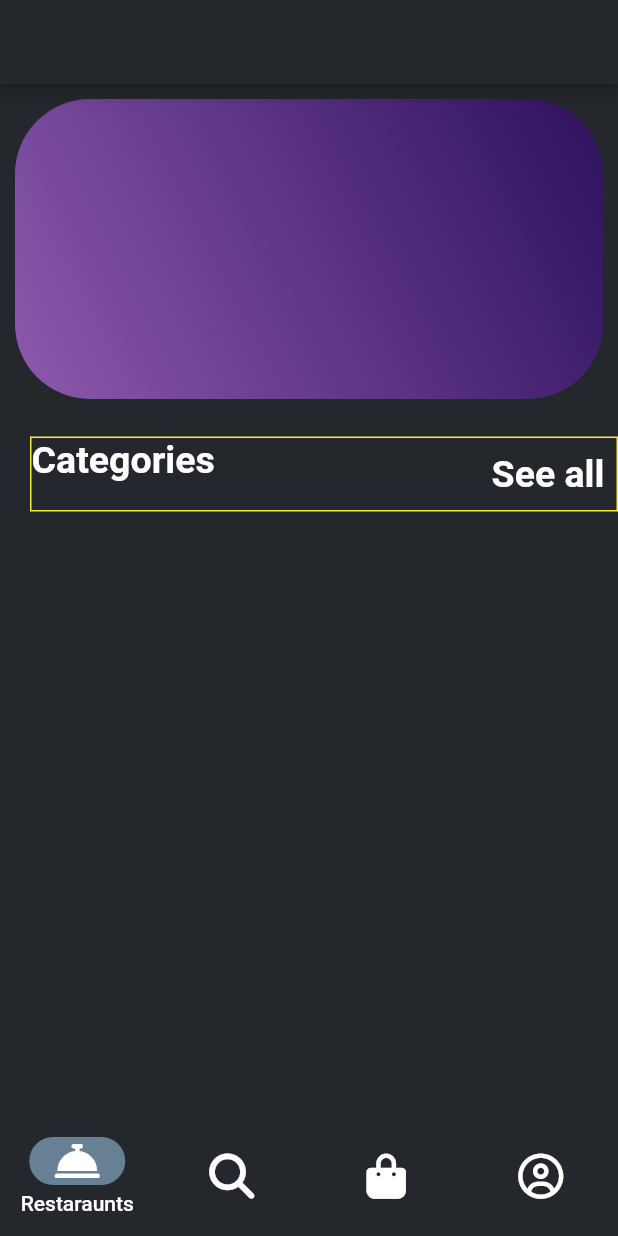
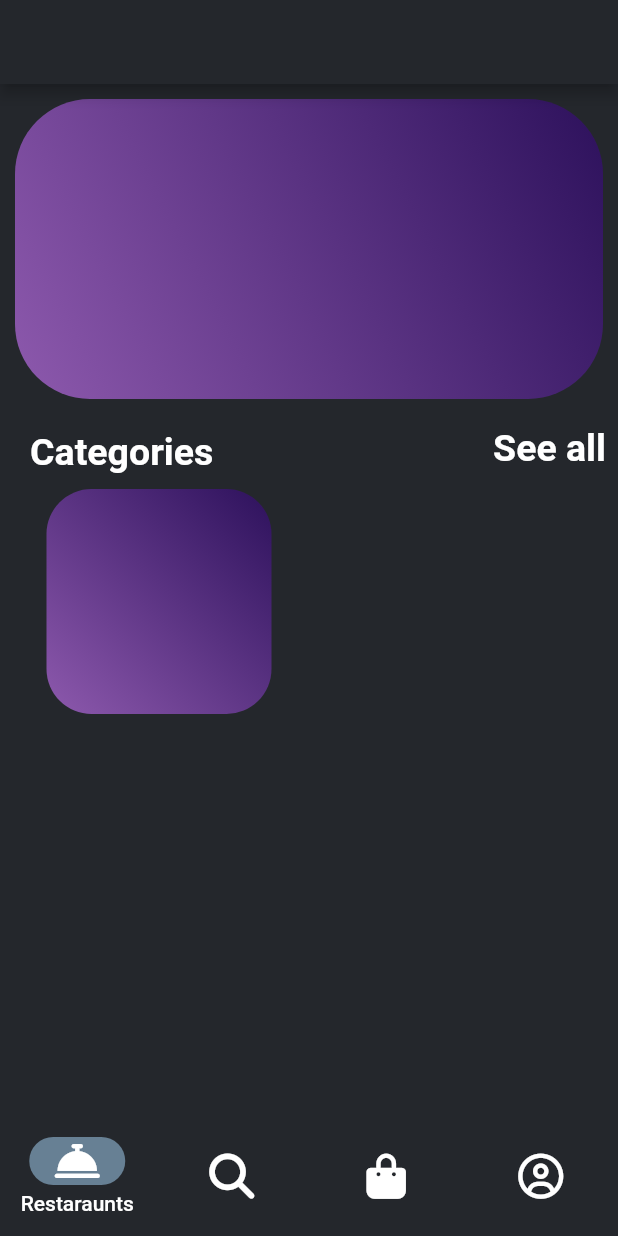
Before and after one commit to z0ld1ck/Food_app, a Flutter app: the screen it shows after launch, on a phone screen of 412 x 824 dp. Run offline on Flutter 3.47's test engine with Material 2 defaults, Android fonts, the phone set to English and light mode, and no system bars; our stand-ins replace cloud_firestore, datetime_picker_formfield_new, firebase_core, firebase_database, font_awesome_flutter; accounts and stored records are empty.

Commit message:
Initial commit

```diff
--- a/lib/Pages/HomePage.dart
+++ b/lib/Pages/HomePage.dart
@@ -46,22 +46,15 @@ class _HomePageState extends State<HomePage> {
             ),
           ),
           Container(
-            decoration:const BoxDecoration(
-              border:Border(
-                top: BorderSide(color: Colors.yellow),
-                left: BorderSide(color: Colors.yellow),
-                right: BorderSide(color: Colors.yellow),
-                bottom: BorderSide(color: Colors.yellow),
-              ),
-            ),
+            height: 40,
             width: size.width,
-            margin: const EdgeInsets.only(top: 25, left: 20),
+            margin: const EdgeInsets.only(top: 10, left: 20),
             child: Stack(
               fit: StackFit.loose,
               children: [
                 Container(
                   child: const Align(
-                    alignment:Alignment.bottomLeft,
+                    alignment: Alignment.bottomLeft,
                     child: Text(
                       'Categories',
                       style: TextStyle(
@@ -75,8 +68,8 @@ class _HomePageState extends State<HomePage> {
                 ),
                 Padding(
                   padding: const EdgeInsets.only(left: 250, top: 0),
-                  child:Align(
-                    alignment:Alignment.centerRight,
+                  child: Align(
+                    alignment: Alignment.centerRight,
                     child: TextButton(
                       onPressed: () {
                         Navigator.push(
@@ -101,52 +94,36 @@ class _HomePageState extends State<HomePage> {
               ],
             ),
           ),
+          Container(
+            child: Padding(
+              padding: const EdgeInsets.only(
+                top: 10.0,
+                right: 200,
+              ),
+              child: Container(
+                width: 150,
+                height: 150,
+                decoration: const BoxDecoration(
+                  gradient: LinearGradient(
+                      begin: Alignment.bottomLeft,
+                      end: Alignment.topRight,
+                      colors: [
+                        Color(0xFF8D59AD),
+                        Color(0xFF2D115C),
+                      ]),
+                  borderRadius: BorderRadius.only(
+                    topRight: Radius.circular(30),
+                    topLeft: Radius.circular(30),
+                    bottomRight: Radius.circular(30),
+                    bottomLeft: Radius.circular(30),
+                  ),
+                ),
+              ),
+            ),
+          ),
         ],
       ),
     );
   }
 }
-//       Container(
-//         child: const Text(
-//           'See all',
-//           style: TextStyle(
-//             color: Colors.white,
-//             fontSize: 25,
-//             fontFamily: 'Roboto',
-//             fontWeight: FontWeight.w700,
-//           ),
-//         ),
-//         // margin: const EdgeInsets.only(top: 5, right: 1),
-//         alignment: Alignment.centerRight,
-//       ),
-//     ],
-//   ),
-// ),
-
-// Container(
-//   child: Padding(
-//     padding: const EdgeInsets.only(
-//       top: 100.0,
-//       right: 200,
-//     ),
-//     child: Container(
-//       width: 150,
-//       height: 150,
-//       decoration: const BoxDecoration(
-//         gradient: LinearGradient(
-//             begin: Alignment.bottomLeft,
-//             end: Alignment.topRight,
-//             colors: [
-//               Color(0xFF8D59AD),
-//               Color(0xFF2D115C),
-//             ]),
-//         borderRadius: BorderRadius.only(
-//           topRight: Radius.circular(30),
-//           topLeft: Radius.circular(30),
-//           bottomRight: Radius.circular(30),
-//           bottomLeft: Radius.circular(30),
-//         ),
-//       ),
-//     ),
-//   ),
-// ),
+//
```
